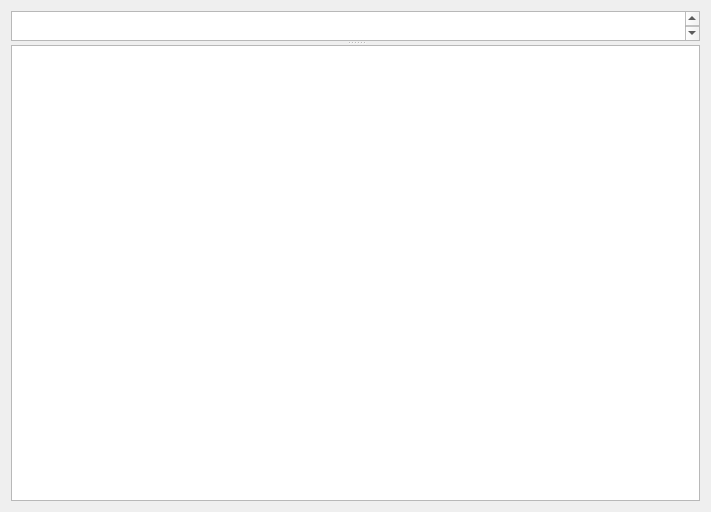
Before: the Qt Designer form src/pcot/assets/tabdump.ui in AU-ExoMars/PCOT, drawn with Qt 5.
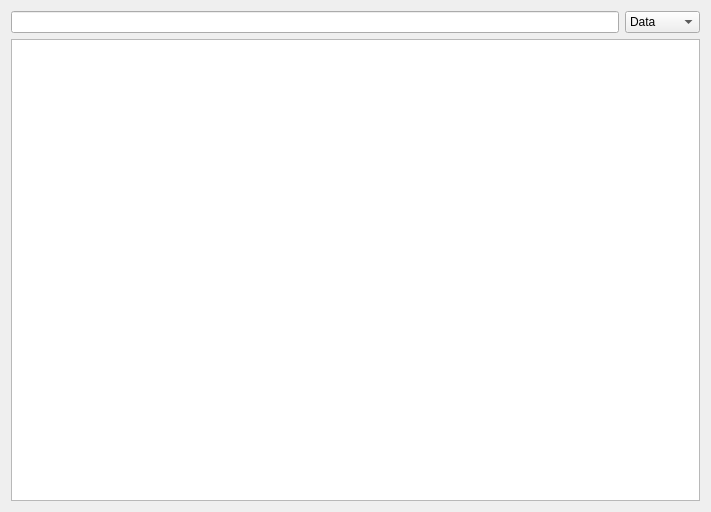
After: the same form once the commit is applied.

Diff of the .ui file:
```diff
--- a/src/pcot/assets/tabdump.ui
+++ b/src/pcot/assets/tabdump.ui
@@ -15,26 +15,34 @@
   </property>
   <layout class="QVBoxLayout" name="verticalLayout">
    <item>
-    <widget class="QSplitter" name="splitter">
-     <property name="orientation">
-      <enum>Qt::Vertical</enum>
+    <layout class="QHBoxLayout" name="horizontalLayout">
+     <property name="topMargin">
+      <number>0</number>
      </property>
-     <widget class="QPlainTextEdit" name="type">
-      <property name="maximumSize">
-       <size>
-        <width>16777215</width>
-        <height>30</height>
-       </size>
-      </property>
-      <property name="font">
-       <font>
-        <pointsize>14</pointsize>
-        <italic>false</italic>
-       </font>
-      </property>
-     </widget>
-     <widget class="QPlainTextEdit" name="text"/>
-    </widget>
+     <property name="rightMargin">
+      <number>0</number>
+     </property>
+     <item>
+      <widget class="QLineEdit" name="type"/>
+     </item>
+     <item>
+      <widget class="QComboBox" name="dispTypeBox">
+       <item>
+        <property name="text">
+         <string>Data</string>
+        </property>
+       </item>
+       <item>
+        <property name="text">
+         <string>Sources</string>
+        </property>
+       </item>
+      </widget>
+     </item>
+    </layout>
+   </item>
+   <item>
+    <widget class="QPlainTextEdit" name="text"/>
    </item>
   </layout>
  </widget>
```
